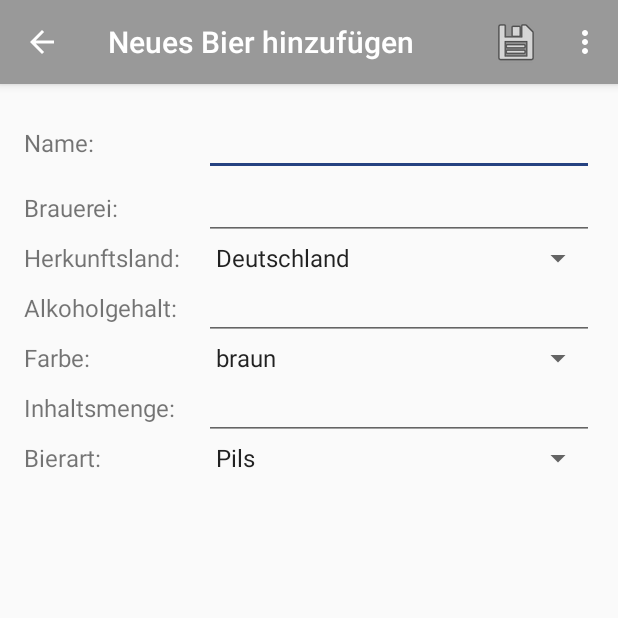
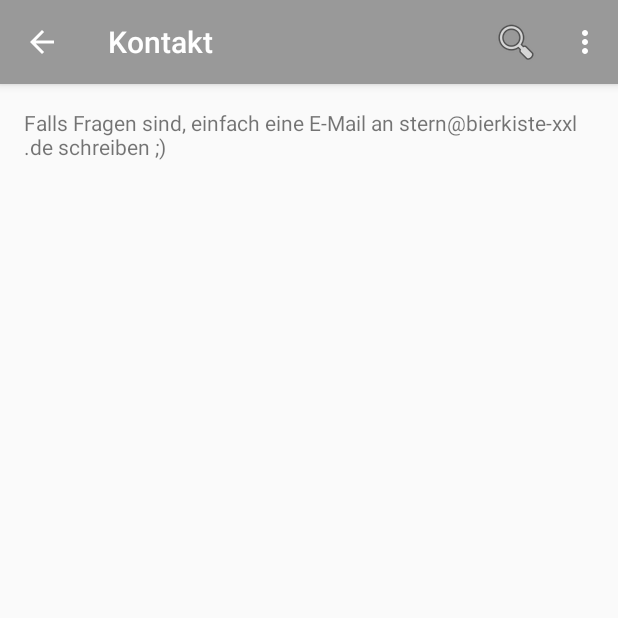
Before and after one commit to blume12/bierflaschensammlung, an Android app: the NewBeerActivity screen opened directly, with no data from a screen before it, in the options menu, after a tap on "Kontakt", on a phone screen of 412 x 824 dp, the top half of it. Run offline under Robolectric (Android 15) with nearby library versions, the phone set to English and light mode, and no system bars.

Commit message:
Bierkiste-XXL - add contact Activity and edit IconLauncher

```diff
--- a/app/src/main/AndroidManifest.xml
+++ b/app/src/main/AndroidManifest.xml
@@ -44,6 +44,14 @@
                 android:name="android.support.PARENT_ACTIVITY"
                 android:value=".activity.MainActivity" />
         </activity>
+        <activity
+            android:name=".activity.ContactActivity"
+            android:label="@string/title_activity_contact"
+            android:theme="@style/AppTheme.NoActionBar">
+            <meta-data
+                android:name="android.support.PARENT_ACTIVITY"
+                android:value=".activity.MainActivity" />
+        </activity>
     </application>
 
 </manifest>
--- /dev/null
+++ b/app/src/main/java/de/js/bierflaschensammlung/activity/ContactActivity.java
@@ -0,0 +1,17 @@
+package de.js.bierflaschensammlung.activity;
+
+import android.os.Bundle;
+
+import de.js.bierflaschensammlung.R;
+import de.js.bierflaschensammlung.activity.menu.MenuMainActivity;
+
+public class ContactActivity extends MenuMainActivity {
+
+    @Override
+    protected void onCreate(Bundle savedInstanceState) {
+        super.onCreate(savedInstanceState);
+        setContentView(R.layout.activity_contact);
+        addToolbar();
+    }
+
+}
--- a/app/src/main/java/de/js/bierflaschensammlung/activity/menu/MenuActivity.java
+++ b/app/src/main/java/de/js/bierflaschensammlung/activity/menu/MenuActivity.java
@@ -7,6 +7,7 @@ import android.support.v7.widget.Toolbar;
 import android.util.Log;
 import android.view.MenuItem;
 
+import de.js.bierflaschensammlung.activity.ContactActivity;
 import de.js.bierflaschensammlung.activity.InfoActivity;
 import de.js.bierflaschensammlung.activity.NewBeerActivity;
 import de.js.bierflaschensammlung.R;
@@ -36,8 +37,6 @@ abstract public class MenuActivity extends AppCompatActivity {
                 return true;
 
             case android.R.id.home:
-                //TODO: Back-Button
-
                 Log.d(TAG, "Back button ");
                 NavUtils.navigateUpFromSameTask(this);
                 return true;
@@ -50,6 +49,10 @@ abstract public class MenuActivity extends AppCompatActivity {
                 startActivity(new Intent(this, SearchActivity.class));
                 return true;
 
+            case R.id.action_contact:
+                startActivity(new Intent(this, ContactActivity.class));
+                return true;
+
         }
 
         return super.onOptionsItemSelected(item);
--- /dev/null
+++ b/app/src/main/res/layout/activity_contact.xml
@@ -0,0 +1,38 @@
+<?xml version="1.0" encoding="utf-8"?>
+<android.support.design.widget.CoordinatorLayout xmlns:android="http://schemas.android.com/apk/res/android"
+    xmlns:app="http://schemas.android.com/apk/res-auto"
+    xmlns:tools="http://schemas.android.com/tools"
+    android:layout_width="match_parent"
+    android:layout_height="match_parent"
+    android:fitsSystemWindows="true"
+    tools:context=".MainActivity">
+
+    <android.support.design.widget.AppBarLayout
+        android:layout_width="match_parent"
+        android:layout_height="wrap_content"
+        android:theme="@style/AppTheme.AppBarOverlay">
+
+        <android.support.v7.widget.Toolbar
+            android:id="@+id/toolbar"
+            android:layout_width="match_parent"
+            android:layout_height="?attr/actionBarSize"
+            android:background="?attr/colorPrimary"
+            app:popupTheme="@style/AppTheme.PopupOverlay" />
+
+    </android.support.design.widget.AppBarLayout>
+    <RelativeLayout xmlns:android="http://schemas.android.com/apk/res/android"
+        xmlns:tools="http://schemas.android.com/tools"
+        xmlns:app="http://schemas.android.com/apk/res-auto" android:layout_width="match_parent"
+        android:layout_height="match_parent" android:paddingLeft="@dimen/activity_horizontal_margin"
+        android:paddingRight="@dimen/activity_horizontal_margin"
+        android:paddingTop="@dimen/activity_vertical_margin"
+        android:paddingBottom="@dimen/activity_vertical_margin"
+        app:layout_behavior="@string/appbar_scrolling_view_behavior"
+        tools:showIn="@layout/activity_main" tools:context=".MainActivity">
+
+        <TextView
+            android:text="@string/contact_text"
+            android:layout_width="fill_parent"
+            android:layout_height="fill_parent" />
+    </RelativeLayout>
+</android.support.design.widget.CoordinatorLayout>
--- a/app/src/main/res/values/strings.xml
+++ b/app/src/main/res/values/strings.xml
@@ -43,6 +43,8 @@
         <item id="green">Hefeweizen</item>
     </string-array>
     <string name="title_activity_info">Informationen</string>
+    <string name="title_activity_contact">Kontakt</string>
     <string name="info_text">Viel Spaß mit der APP Bierkiste-XXL</string>
+    <string name="contact_text">Falls Fragen sind, einfach eine E-Mail an stern@bierkiste-xxl.de schreiben ;)</string>
     <string name="title_activity_menu_main">MenuMainActivity</string>
 </resources>
```
Also changed, not shown: app/src/main/ic_launcher-web.png (added), app/src/main/res/drawable/icon.png (added), app/src/main/res/mipmap-hdpi/ic_launcher.png, app/src/main/res/mipmap-mdpi/ic_launcher.png, app/src/main/res/mipmap-xhdpi/ic_launcher.png, app/src/main/res/mipmap-xxhdpi/ic_launcher.png, app/src/main/res/mipmap-xxxhdpi/ic_launcher.png.
